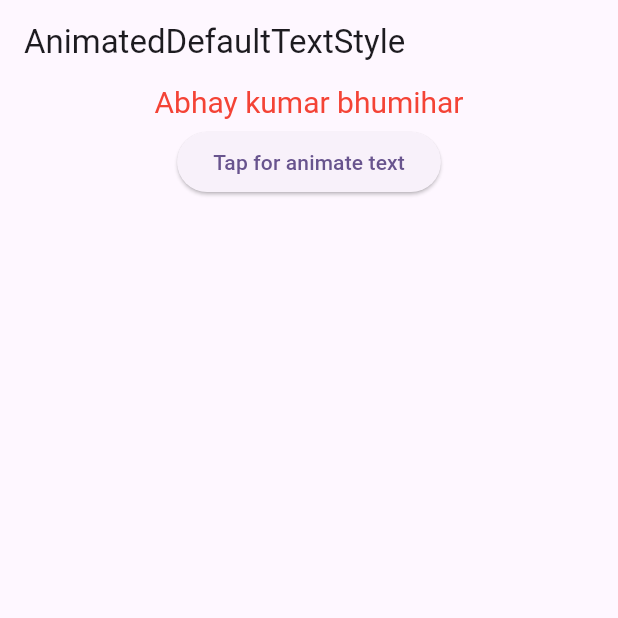
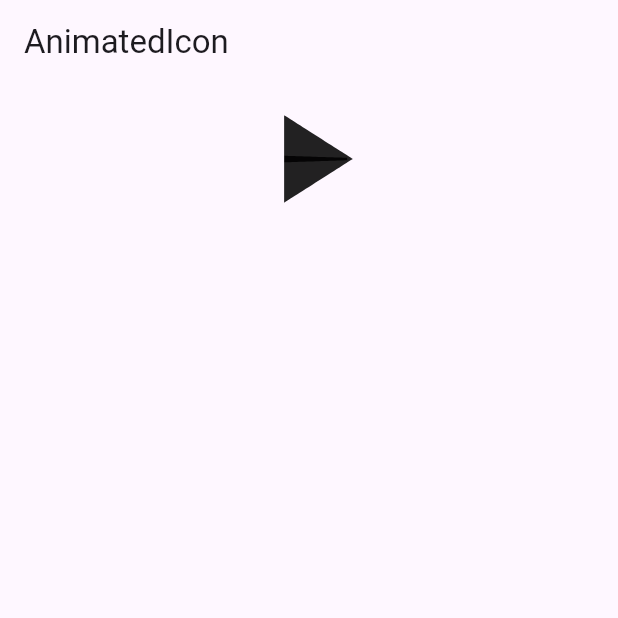
Before and after one commit to Abhaykumarbhumihar/flutter_implicit_animation, a Flutter app: the screen it shows after launch, on a phone screen of 412 x 824 dp, the top half of it. Run offline on Flutter 3.47's test engine with Material 3 defaults, Android fonts, the phone set to English and light mode, and no system bars.

Commit message:
AnimatedIcon added .

```diff
--- a/lib/main.dart
+++ b/lib/main.dart
@@ -2,6 +2,7 @@ import 'dart:math';
 
 import 'package:animation_flutter/pages/animated_button.dart';
 import 'package:animation_flutter/pages/animated_crossfade.dart';
+import 'package:animation_flutter/pages/animated_icon.dart';
 import 'package:animation_flutter/pages/animated_padding.dart';
 import 'package:animation_flutter/pages/animated_physical_model.dart';
 import 'package:animation_flutter/pages/animated_switcher.dart';
@@ -31,7 +32,7 @@ class _MyAppState extends State<MyApp> {
         colorScheme: ColorScheme.fromSeed(seedColor: Colors.deepPurple),
         useMaterial3: true,
       ),
-      home: AnimatedTextExample(),
+      home: AnimatedIconExample(),
     );
   }
 }
--- /dev/null
+++ b/lib/pages/animated_icon.dart
@@ -0,0 +1,64 @@
+import 'package:flutter/material.dart';
+
+class AnimatedIconExample extends StatefulWidget {
+  const AnimatedIconExample({super.key});
+
+  @override
+  State<AnimatedIconExample> createState() => _AnimatedIconExampleState();
+}
+
+class _AnimatedIconExampleState extends State<AnimatedIconExample>
+    with SingleTickerProviderStateMixin {
+  bool _isBtnplayorPuse = false;
+
+  late AnimationController _animationController;
+
+  @override
+  void initState() {
+    _animationController =
+        AnimationController(duration: const Duration(seconds: 2), vsync: this);
+    super.initState();
+
+  }
+
+  @override
+  void dispose() {
+    _animationController.dispose();
+    super.dispose();
+  }
+
+  @override
+  Widget build(BuildContext context) {
+    return SafeArea(
+        child: Scaffold(
+      appBar: AppBar(
+        title: const Text("AnimatedIcon"),
+      ),
+      body: Container(
+        width: MediaQuery.of(context).size.width,
+        height: MediaQuery.of(context).size.height,
+        child: Column(
+          children: <Widget>[
+
+            GestureDetector(
+              onTap: (){
+                setState(() {
+                  _isBtnplayorPuse=!_isBtnplayorPuse;
+                  if(_isBtnplayorPuse){
+                    _animationController.forward();
+                  }else{
+                    _animationController.reverse();
+                  }
+                });
+              },
+              child: AnimatedIcon(icon: AnimatedIcons.play_pause,
+                  progress: _animationController,
+              size: 100,),
+            )
+
+          ],
+        ),
+      ),
+    ));
+  }
+}
--- a/lib/pages/animated_text.dart
+++ b/lib/pages/animated_text.dart
@@ -22,7 +22,6 @@ class _AnimatedTextExampleState extends State<AnimatedTextExample> {
         child: Column(
           children: <Widget>[
             AnimatedDefaultTextStyle(
-              child: const Text("Abhay kumar bhumihar"),
               style: TextStyle(
                 fontSize: _isTap ? 30 : 20, // Font size changes
                 color: _isTap ? Colors.blue : Colors.red, // Font color changes
@@ -32,9 +31,10 @@ class _AnimatedTextExampleState extends State<AnimatedTextExample> {
               ),
               duration: const Duration(seconds: 1),
               // Animation duration
-              curve: Curves.easeInOut, // Animation curve for a smooth effect
+              curve: Curves.easeInOut,
+              child: const Text(
+                  "Abhay kumar bhumihar"), // Animation curve for a smooth effect
             ),
-
             AnimatedPadding(
               duration: const Duration(seconds: 2),
               curve: Curves.linear,
```
